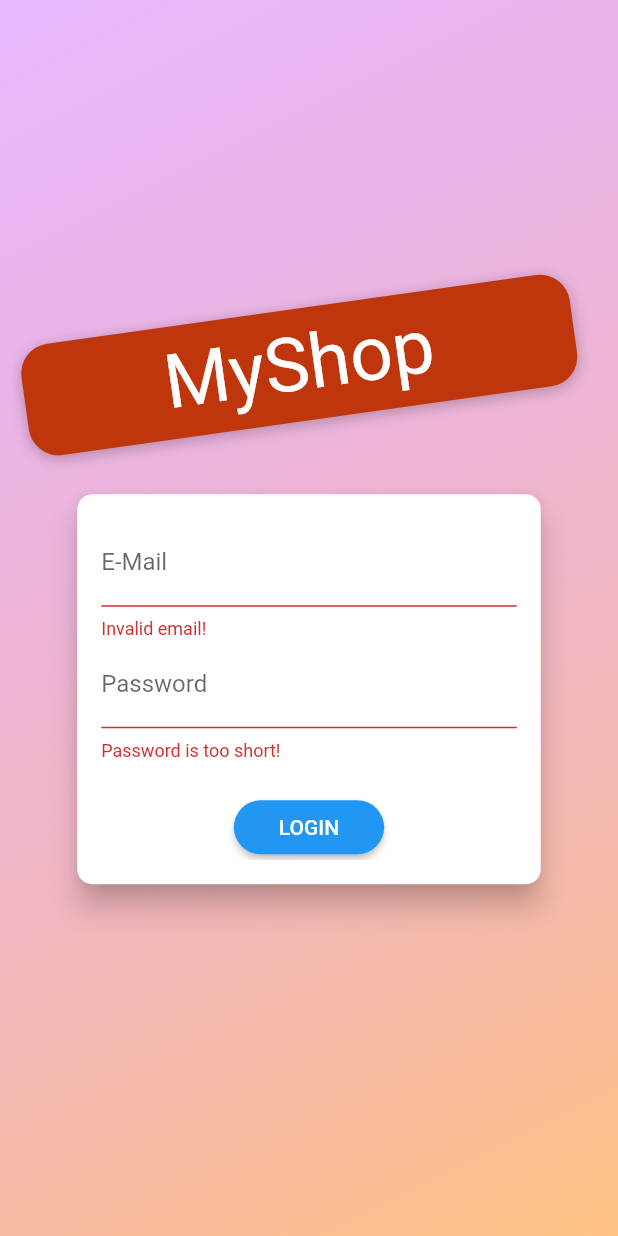
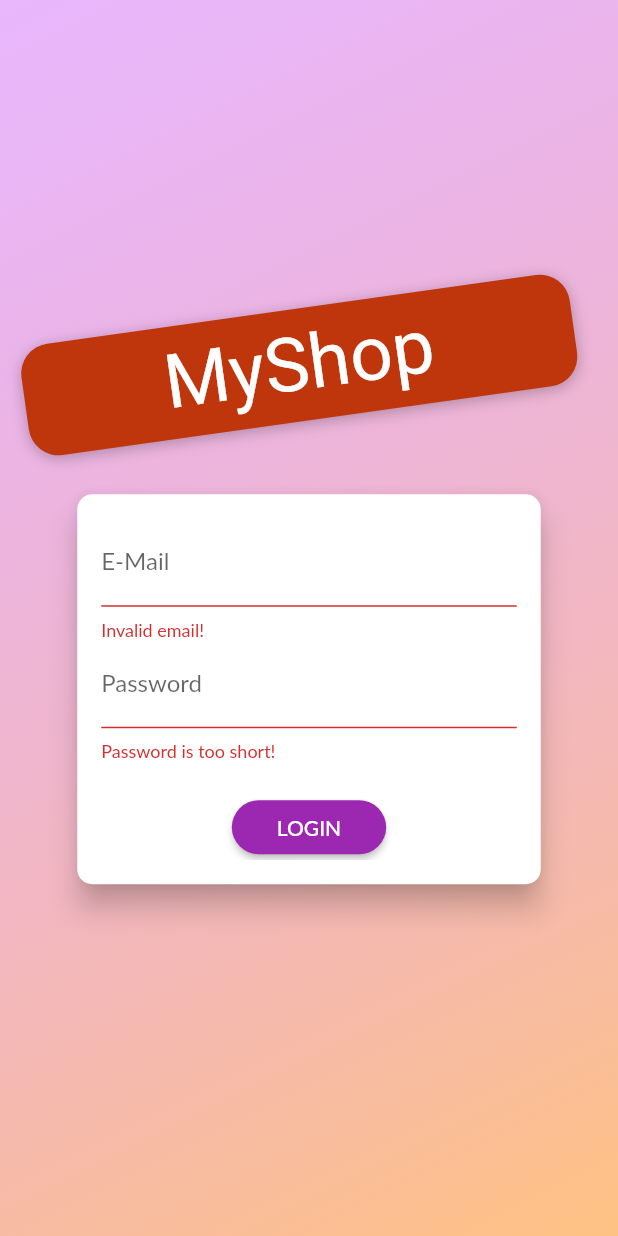
Before and after one commit to KRHero03/HearthHome, a Flutter app: the screen it shows after launch, after a tap on "LOGIN", on a phone screen of 412 x 824 dp. Run offline on Flutter 3.47's test engine with Material 2 defaults, Android fonts, the phone set to English and light mode, and no system bars; our stand-ins replace shared_preferences; Roboto replaces fonts that are missing (Anton, Lato).

```diff
--- a/lib/main.dart
+++ b/lib/main.dart
@@ -1,5 +1,9 @@
 import 'package:flutter/material.dart';
+import 'package:hearthhome/screens/split_screen.dart';
 import 'screens/auth-screen.dart';
+import 'package:provider/provider.dart';
+import './provider/auth.dart';
+import './screens/splash_screen.dart';
 
 void main() => runApp(MyApp());
 
@@ -7,7 +11,13 @@ class MyApp extends StatelessWidget {
   // This widget is the root of your application.
   @override
   Widget build(BuildContext context) {
-    return MaterialApp(
+    return MultiProvider(
+      providers: [
+        ChangeNotifierProvider.value(
+          value: Auth(),
+        )
+      ],
+      child: MaterialApp(
           title: 'Flutter Demo',
           theme: ThemeData(
             // This is the theme of your application.
@@ -21,7 +31,26 @@ class MyApp extends StatelessWidget {
             // is not restarted.
             primarySwatch: Colors.blue,
           ),
-      home: AuthScreen(),
+          home: Consumer<Auth>(
+              builder: (ctx, auth, _) => MaterialApp(
+                    title: 'MyShop',
+                    theme: ThemeData(
+                      primaryColor: Colors.purple,
+                      accentColor: Colors.deepOrange,
+                      fontFamily: 'Lato',
+                    ),
+                    home: auth.isAuth
+                        ? SplitScreen()
+                        : FutureBuilder(
+                            future: auth.tryAutoLogin(),
+                            builder: (ctx, authResult) =>
+                                authResult.connectionState ==
+                                        ConnectionState.waiting
+                                    ? SplashScreen()
+                                    : AuthScreen(),
+                          ),
+                    routes: {SplitScreen.routeName: (ctx) => SplashScreen()},
+                  ))),
     );
   }
 }
--- a/lib/provider/auth.dart
+++ b/lib/provider/auth.dart
@@ -30,7 +30,7 @@ class Auth with ChangeNotifier {
   Future<void> _authenticate(
       String email, String password, String urlSegment) async {
     final url =
-        'https://identitytoolkit.googleapis.com/v1/accounts:${urlSegment}?key=AIzaSyBquwQhWeNaLTu4Hp8yKnwXyMjgvn95z0E';
+        'https://identitytoolkit.googleapis.com/v1/accounts:${urlSegment}?key=AIzaSyDw5vThzFo_fEqeAfU_8xVKJUZwpgj6JJE';
 
     try {
       final res = await http.post(url,
--- a/lib/screens/auth-screen.dart
+++ b/lib/screens/auth-screen.dart
@@ -150,6 +150,7 @@ class _AuthCardState extends State<AuthCard> {
       }
       _showErrorDialog(message);
     } catch (error) {
+      print(error);
       var message = 'could not auth you';
       _showErrorDialog(message);
     }
--- /dev/null
+++ b/lib/screens/splash_screen.dart
@@ -0,0 +1,12 @@
+import 'package:flutter/material.dart';
+
+class SplashScreen extends StatelessWidget {
+  @override
+  Widget build(BuildContext context) {
+    return Scaffold(
+      body: Center(
+        child: Text('Loading...'),
+      ),
+    );
+  }
+}
--- a/pubspec.yaml
+++ b/pubspec.yaml
@@ -20,6 +20,9 @@ dependencies:
   flutter:
     sdk: flutter
   provider: ^4.0.1
+  shared_preferences: ^0.5.3+5
+  http: ^0.12.0+3
+
 
   # The following adds the Cupertino Icons font to your application.
   # Use with the CupertinoIcons class for iOS style icons.
@@ -28,8 +31,6 @@ dependencies:
 dev_dependencies:
   flutter_test:
     sdk: flutter
-  shared_preferences: ^0.5.3+5
-  http: ^0.12.0+3
 
 
 
```
Also changed, not shown: lib/screens/split_screen.dart (added, +57 -0 lines), lib/widgets/delayed_animation.dart (line endings or trailing spaces), pubspec.lock. Lines whose indentation alone changed are shown as unchanged.
